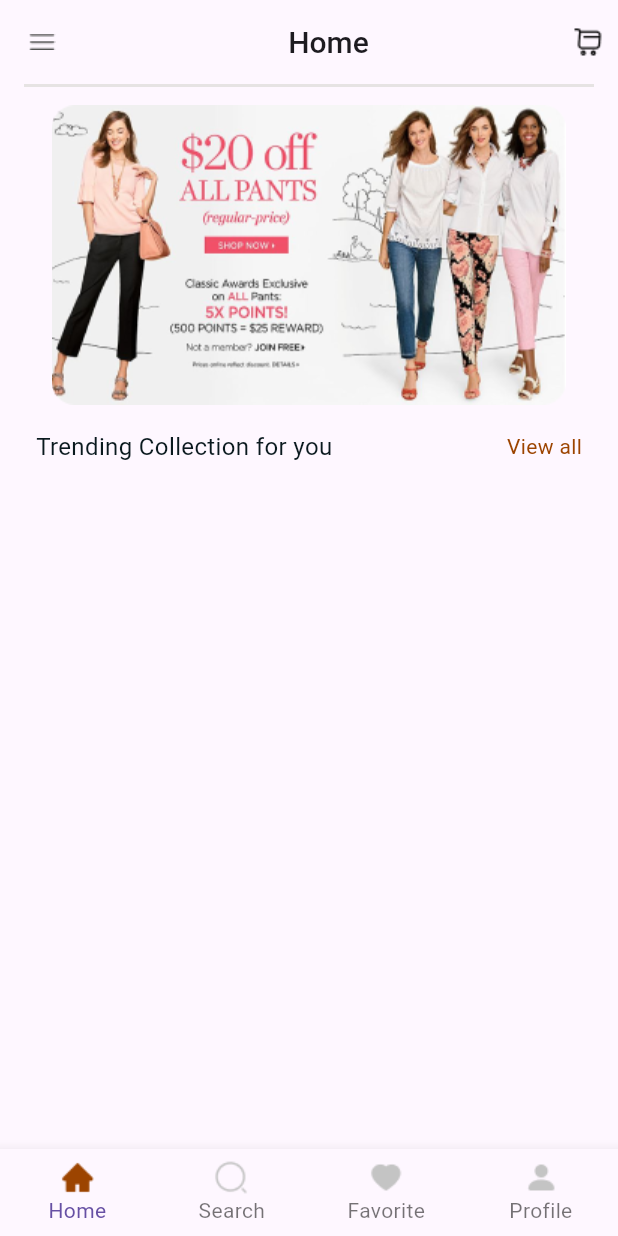
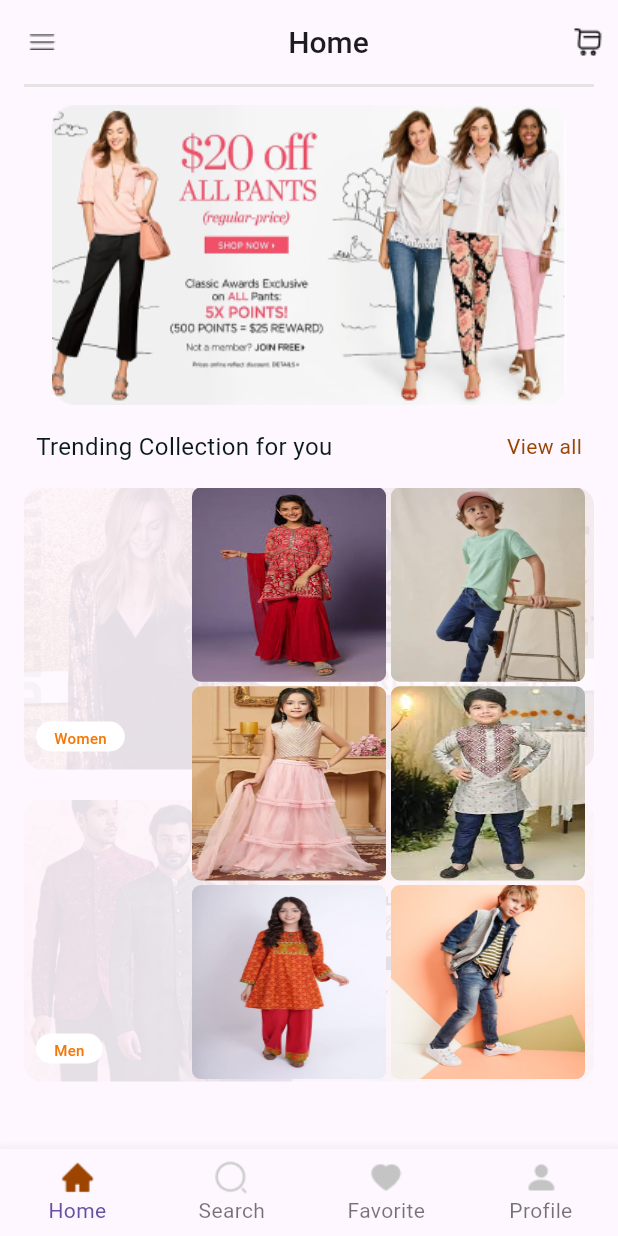
Before and after one commit to amruta123-dowell/flutter_shopping_app, a Flutter app: the screen it shows after launch, on a phone screen of 412 x 824 dp. Run offline on Flutter 3.47's test engine with Material 3 defaults, Android fonts, the phone set to English and light mode, and no system bars; our stand-ins replace get.

Commit message:
Completed first screen design

```diff
--- /dev/null
+++ b/lib/controller/home_controller.dart
@@ -0,0 +1,25 @@
+import 'package:get/get.dart';
+
+class HomeController extends GetxController {
+  int selectedBottomItem = 0;
+  CatType category = CatType.kids;
+  @override
+  void onInit() {}
+
+  void onChangeBottomNavItem(int index) {
+    selectedBottomItem = index;
+    update();
+  }
+
+  selectedCategory(int index) {
+    category = index == 1
+        ? CatType.women
+        : index == 2
+            ? CatType.men
+            : CatType.kids;
+
+    update();
+  }
+}
+
+enum CatType { men, women, kids }
--- a/lib/main.dart
+++ b/lib/main.dart
@@ -11,7 +11,7 @@ class MyApp extends StatelessWidget {
 
   @override
   Widget build(BuildContext context) {
-    return const GetMaterialApp(
+    return GetMaterialApp(
       home: HomeScreen(),
     );
   }
--- a/lib/ui/home_screen.dart
+++ b/lib/ui/home_screen.dart
@@ -1,10 +1,14 @@
 import 'package:flutter/material.dart';
+import 'package:flutter_shopping_assignment/widgets/cat_selection_widget.dart';
 import 'package:flutter_shopping_assignment/widgets/bottom_nav_bar_widget.dart';
+import 'package:get/get.dart';
 
+import '../controller/home_controller.dart';
 import '../utils/assets.dart';
 
 class HomeScreen extends StatelessWidget {
-  const HomeScreen({super.key});
+  final HomeController controller = Get.put(HomeController());
+  HomeScreen({super.key});
 
   @override
   Widget build(BuildContext context) {
@@ -68,13 +72,19 @@ class HomeScreen extends StatelessWidget {
                             color: Color.fromRGBO(156, 68, 0, 1))),
                   ],
                 ),
-
               ),
+              const CatSelectionWidget()
             ],
           ),
         ),
       ),
-      bottomNavigationBar: BottomNavBarWidget(),
+      bottomNavigationBar: GetBuilder<HomeController>(builder: (controller) {
+        return BottomNavBarWidget(
+            selectedIndex: controller.selectedBottomItem,
+            onChangeItem: (value) {
+              controller.onChangeBottomNavItem(value);
+            });
+      }),
     );
   }
 }
--- a/lib/utils/assets.dart
+++ b/lib/utils/assets.dart
@@ -7,4 +7,12 @@ class AssetStrings {
 
   static const favoriteIcon = "assets/icons/favorite.png";
   static const profileIcon = "assets/icons/profile.png";
+  static const womenCatIcon = "assets/women_collection/women.png";
+  static const menCatIcon = "assets/men_collection/men.png";
+  static const kidOneIcon = "assets/kids_images/kid_one.png";
+  static const kidTwoIcon = "assets/kids_images/kid_two.png";
+  static const kidThreeIcon = "assets/kids_images/kid_three.png";
+  static const kidFourIcon = "assets/kids_images/kid_four.png";
+  static const kidFiveIcon = "assets/kids_images/kid_five.png";
+  static const kidSixIcon = "assets/kids_images/kid_six.png";
 }
--- a/lib/widgets/bottom_nav_bar_widget.dart
+++ b/lib/widgets/bottom_nav_bar_widget.dart
@@ -1,14 +1,15 @@
+import 'dart:ui';
+
 import 'package:flutter/material.dart';
+import 'package:flutter/widgets.dart';
 import 'package:flutter_shopping_assignment/utils/assets.dart';
 
-class BottomNavBarWidget extends StatefulWidget {
-  BottomNavBarWidget({super.key});
+class BottomNavBarWidget extends StatelessWidget {
+  final int selectedIndex;
+  final void Function(int) onChangeItem;
+  BottomNavBarWidget(
+      {super.key, required this.selectedIndex, required this.onChangeItem});
 
-  @override
-  State<BottomNavBarWidget> createState() => _BottomNavBarWidgetState();
-}
-
-class _BottomNavBarWidgetState extends State<BottomNavBarWidget> {
   final List<Map<String, String>> bottomImageList = [
     {
       "image": AssetStrings.homeIcon,
@@ -19,23 +20,17 @@ class _BottomNavBarWidgetState extends State<BottomNavBarWidget> {
     {"image": AssetStrings.profileIcon, "label": "Profile"}
   ];
 
-  int selectedIndex = 0;
-
   @override
   Widget build(BuildContext context) {
     return BottomNavigationBar(
-        onTap: (index) {
-          setState(() {
-            selectedIndex = index;
-          });
-        },
+        onTap: onChangeItem,
         unselectedLabelStyle: const TextStyle(
             fontSize: 14,
             fontWeight: FontWeight.w400,
             color: Color.fromARGB(255, 4, 237, 47)),
         type: BottomNavigationBarType.fixed,
         selectedLabelStyle: const TextStyle(
-          decorationColor: Colors.black,
+          color: Colors.black,
           fontSize: 14,
           fontWeight: FontWeight.w400,
         ),
@@ -46,18 +41,13 @@ class _BottomNavBarWidgetState extends State<BottomNavBarWidget> {
         selectedFontSize: 14,
         items: List.generate(
             4,
-            (index) => getNavItem(bottomImageList[index]["image"]!,
-                bottomImageList[index]["label"]!)));
+            (index) => BottomNavigationBarItem(
+                  icon: Image.asset(
+                    bottomImageList[index]["image"]!,
+                    height: 24,
+                    width: 24,
+                  ),
+                  label: bottomImageList[index]["label"]!,
+                )));
   }
 }
-
-BottomNavigationBarItem getNavItem(String image, String label) {
-  return BottomNavigationBarItem(
-    icon: Image.asset(
-      image,
-      height: 24,
-      width: 24,
-    ),
-    label: label,
-  );
-}
--- /dev/null
+++ b/lib/widgets/cat_selection_widget.dart
@@ -0,0 +1,117 @@
+import 'package:flutter/material.dart';
+import 'package:flutter/widgets.dart';
+import 'package:flutter_shopping_assignment/controller/home_controller.dart';
+import 'package:flutter_shopping_assignment/utils/assets.dart';
+import 'package:flutter_shopping_assignment/widgets/kids_cat_widget.dart';
+import 'package:get/get.dart';
+
+class CatSelectionWidget extends StatelessWidget {
+  const CatSelectionWidget({super.key});
+
+  @override
+  Widget build(BuildContext context) {
+    return GetBuilder<HomeController>(builder: (controller) {
+      return Stack(
+        children: [
+          Column(
+            children: [
+              InkWell(
+                onTap: () {
+                  controller.selectedCategory(1);
+                },
+                child: _CategoryImage(
+                    opacity: controller.category == CatType.women ? 1 : 0.1,
+                    image: AssetStrings.womenCatIcon,
+                    categoryType: "Women"),
+              ),
+              const SizedBox(
+                height: 20,
+              ),
+              InkWell(
+                onTap: () {
+                  controller.selectedCategory(2);
+                },
+                child: _CategoryImage(
+                  opacity: controller.category == CatType.men ? 1 : 0.1,
+                  image: AssetStrings.menCatIcon,
+                  categoryType: "Men",
+                  boxFit: BoxFit.fitWidth,
+                ),
+              ),
+            ],
+          ),
+          Positioned(
+            right: 6,
+            child: InkWell(
+              onTap: () {
+                controller.selectedCategory(0);
+              },
+              child: SizedBox(
+                  height: 500,
+                  width: MediaQuery.sizeOf(context).width - 300 / 2,
+                  child: KidsCatWidget(
+                    category: controller.category,
+                  )),
+            ),
+          )
+        ],
+      );
+    });
+  }
+}
+
+class _CategoryImage extends StatelessWidget {
+  final String image;
+  final String categoryType;
+  final BoxFit? boxFit;
+  final double opacity;
+
+  const _CategoryImage({
+    required this.image,
+    required this.categoryType,
+    this.boxFit,
+    required this.opacity,
+  });
+  @override
+  Widget build(BuildContext context) {
+    return Stack(
+      children: [
+        Opacity(
+          opacity: opacity,
+          child: Container(
+            height: 188,
+            width: double.infinity,
+            decoration: const BoxDecoration(
+                borderRadius: BorderRadius.all(Radius.circular(12))),
+            child: ClipRRect(
+              borderRadius: BorderRadius.circular(12),
+              child: Image.asset(
+                  height: 188,
+                  width: double.infinity,
+                  image,
+                  fit: boxFit ?? BoxFit.fitHeight),
+            ),
+          ),
+        ),
+        Positioned(
+            bottom: 12,
+            left: 8,
+            child: Container(
+              alignment: Alignment.center,
+              height: 20,
+              padding: const EdgeInsets.symmetric(horizontal: 12, vertical: 4),
+              decoration: BoxDecoration(
+                  borderRadius: BorderRadius.circular(12),
+                  color: const Color(0XFFFFFFFF)),
+              child: Text(
+                categoryType,
+                style: const TextStyle(
+                    fontSize: 10,
+                    fontWeight: FontWeight.w500,
+                    color: Color(0XFFF37807)),
+              ),
+            ))
+      ],
+    );
+  }
+}
--- /dev/null
+++ b/lib/widgets/kids_cat_widget.dart
@@ -0,0 +1,48 @@
+import 'package:flutter/foundation.dart';
+import 'package:flutter/material.dart';
+import 'package:flutter_shopping_assignment/utils/assets.dart';
+
+import '../controller/home_controller.dart';
+
+class KidsCatWidget extends StatelessWidget {
+  final List<String> kidImageList = [
+    AssetStrings.kidOneIcon,
+    AssetStrings.kidTwoIcon,
+    AssetStrings.kidThreeIcon,
+    AssetStrings.kidFourIcon,
+    AssetStrings.kidFiveIcon,
+    AssetStrings.kidSixIcon,
+  ];
+  final CatType category;
+  KidsCatWidget({super.key, required this.category});
+
+  @override
+  Widget build(BuildContext context) {
+    return Opacity(
+      opacity: category == CatType.kids ? 1 : 0.1,
+      child: GridView.builder(
+          shrinkWrap: true,
+          padding: EdgeInsets.zero,
+          itemCount: kidImageList.length,
+          gridDelegate: const SliverGridDelegateWithFixedCrossAxisCount(
+            crossAxisCount: 2, // Number of columns
+            crossAxisSpacing: 3, // Spacing between columns
+            mainAxisSpacing: 3, // Spacing between rows
+          ),
+          itemBuilder: ((context, index) {
+            return Container(
+              height: 25,
+              decoration: BoxDecoration(borderRadius: BorderRadius.circular(6)),
+              child: ClipRRect(
+                borderRadius: BorderRadius.circular(6),
+                child: Image.asset(
+                  kidImageList[index],
+                  fit: BoxFit.fill,
+                  height: 25,
+                ),
+              ),
+            );
+          })),
+    );
+  }
+}
```
Also changed, not shown: assets/kids_images/kid_five.png, assets/kids_images/kid_four.png, assets/kids_images/kid_one.png, assets/kids_images/kid_six.png, assets/kids_images/kid_three.png, assets/kids_images/kid_two.png, assets/men_collection/men.png, assets/women_collection/women.png, pubspec.lock, 1 other file.
